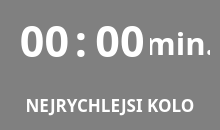
The window that bestroundbar.ui (aITy/24hoursRace) describes before a commit, drawn with Qt 5.
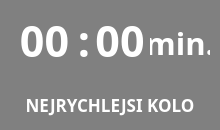
The same window after the commit.

Diff of the .ui file:
```diff
--- a/bestroundbar.ui
+++ b/bestroundbar.ui
@@ -75,7 +75,7 @@
     <rect>
      <x>76</x>
      <y>0</y>
-     <width>10</width>
+     <width>16</width>
      <height>80</height>
     </rect>
    </property>
```
